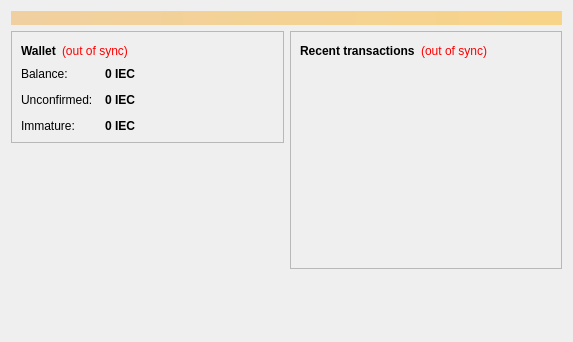
This is src/qt/forms/overviewpage.ui in bitspill/ieccoin as Qt 5 draws it before an edit. The edited form follows.
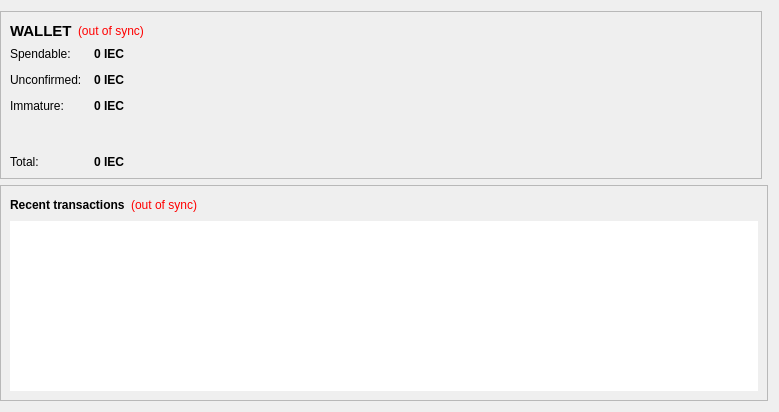
This is the edited form. Icons and pictures are not drawn.

Patch:
```diff
--- a/src/qt/forms/overviewpage.ui
+++ b/src/qt/forms/overviewpage.ui
@@ -6,36 +6,31 @@
    <rect>
     <x>0</x>
     <y>0</y>
-    <width>573</width>
-    <height>342</height>
+    <width>779</width>
+    <height>412</height>
    </rect>
   </property>
   <property name="windowTitle">
    <string>Form</string>
   </property>
-  <layout class="QVBoxLayout" name="topLayout">
-   <item>
-    <widget class="QLabel" name="labelAlerts">
-     <property name="visible">
-      <bool>false</bool>
-     </property>
-     <property name="styleSheet">
-      <string notr="true">background-color: qlineargradient(x1: 0, y1: 0, x2: 1, y2: 0, stop:0 #F0D0A0, stop:1 #F8D488); color:#000000;</string>
+  <layout class="QGridLayout" name="gridLayout">
+   <property name="leftMargin">
+    <number>0</number>
+   </property>
+   <item row="0" column="0">
+    <widget class="QFrame" name="walletContainer">
+     <property name="sizePolicy">
+      <sizepolicy hsizetype="Preferred" vsizetype="Maximum">
+       <horstretch>0</horstretch>
+       <verstretch>0</verstretch>
+      </sizepolicy>
      </property>
-     <property name="wordWrap">
-      <bool>true</bool>
+     <property name="maximumSize">
+      <size>
+       <width>16777215</width>
+       <height>220</height>
+      </size>
      </property>
-     <property name="margin">
-      <number>3</number>
-     </property>
-    </widget>
-   </item>
-   <item>
-    <layout class="QHBoxLayout" name="horizontalLayout" stretch="1,1">
-     <item>
-      <layout class="QVBoxLayout" name="verticalLayout_2">
-       <item>
-        <widget class="QFrame" name="frame">
          <property name="frameShape">
           <enum>QFrame::StyledPanel</enum>
          </property>
@@ -49,12 +44,16 @@
              <widget class="QLabel" name="label_5">
               <property name="font">
                <font>
+            <pointsize>11</pointsize>
                 <weight>75</weight>
                 <bold>true</bold>
                </font>
               </property>
+          <property name="styleSheet">
+           <string notr="true">background-color: transparent;QLabel { color: white; }</string>
+          </property>
               <property name="text">
-               <string>Wallet</string>
+           <string>WALLET</string>
               </property>
              </widget>
             </item>
@@ -64,7 +63,7 @@
                <string>The displayed information may be out of date. Your wallet automatically synchronizes with the IvugeoEvolutionCoin network after a connection is established, but this process has not completed yet.</string>
               </property>
               <property name="styleSheet">
-               <string notr="true">QLabel { color: red; }</string>
+           <string notr="true">QLabel { color: red;Background-color:transparent }</string>
               </property>
               <property name="text">
                <string notr="true">(out of sync)</string>
@@ -102,8 +101,11 @@
             </property>
             <item row="0" column="0">
              <widget class="QLabel" name="label">
+          <property name="styleSheet">
+           <string notr="true">background-color: transparent;</string>
+          </property>
               <property name="text">
-               <string>Balance:</string>
+           <string>Spendable:</string>
               </property>
              </widget>
             </item>
@@ -119,7 +121,10 @@
                <cursorShape>IBeamCursor</cursorShape>
               </property>
               <property name="toolTip">
-               <string>Your current balance</string>
+           <string>Your current spendable balance</string>
+          </property>
+          <property name="styleSheet">
+           <string notr="true"/>
               </property>
               <property name="text">
                <string notr="true">0 IEC</string>
@@ -129,14 +134,17 @@
               </property>
              </widget>
             </item>
-            <item row="1" column="0">
+        <item row="2" column="0">
              <widget class="QLabel" name="label_3">
+          <property name="styleSheet">
+           <string notr="true">background-color: transparent;</string>
+          </property>
               <property name="text">
                <string>Unconfirmed:</string>
               </property>
              </widget>
             </item>
-            <item row="1" column="1">
+        <item row="2" column="1">
              <widget class="QLabel" name="labelUnconfirmed">
               <property name="font">
                <font>
@@ -158,14 +166,17 @@
               </property>
              </widget>
             </item>
-            <item row="2" column="0">
+        <item row="3" column="0">
              <widget class="QLabel" name="labelImmatureText">
+          <property name="styleSheet">
+           <string notr="true">background-color: transparent;</string>
+          </property>
               <property name="text">
                <string>Immature:</string>
               </property>
              </widget>
             </item>
-            <item row="2" column="1">
+        <item row="3" column="1">
              <widget class="QLabel" name="labelImmature">
               <property name="font">
                <font>
@@ -184,12 +195,7 @@
               </property>
              </widget>
             </item>
-           </layout>
-          </item>
-         </layout>
-        </widget>
-       </item>
-       <item>
+        <item row="4" column="0">
         <spacer name="verticalSpacer">
          <property name="orientation">
           <enum>Qt::Vertical</enum>
@@ -202,31 +208,80 @@
          </property>
         </spacer>
        </item>
-     <item>
-      <widget class="QLabel" name="label_2">
-       <property name="autoFillBackground">
-        <bool>false</bool>
-       </property>
+        <item row="4" column="1">
+         <spacer name="verticalSpacer_2">
+          <property name="orientation">
+           <enum>Qt::Vertical</enum>
+          </property>
+          <property name="sizeHint" stdset="0">
+           <size>
+            <width>20</width>
+            <height>40</height>
+           </size>
+          </property>
+         </spacer>
+        </item>
+        <item row="5" column="0">
+         <widget class="QLabel" name="labelTotalText">
+          <property name="styleSheet">
+           <string notr="true">background-color: transparent;</string>
+          </property>
        <property name="text">
-        <string/>
-       </property>
-       <property name="pixmap">
-        <pixmap resource="../bitcoin.qrc">:/icons/mainlogo</pixmap>
-       </property>
-       <property name="scaledContents">
-        <bool>false</bool>
-       </property>
-       <property name="margin">
-        <number>0</number>
-       </property>
+           <string>Total:</string>
+          </property>
+         </widget>
+        </item>
+        <item row="5" column="1">
+         <widget class="QLabel" name="labelTotal">
+          <property name="font">
+           <font>
+            <weight>75</weight>
+            <bold>true</bold>
+           </font>
+          </property>
+          <property name="cursor">
+           <cursorShape>IBeamCursor</cursorShape>
+          </property>
+          <property name="toolTip">
+           <string>Your current total balance</string>
+          </property>
+          <property name="text">
+           <string notr="true">0 IEC</string>
+          </property>
+          <property name="textInteractionFlags">
+           <set>Qt::LinksAccessibleByMouse|Qt::TextSelectableByKeyboard|Qt::TextSelectableByMouse</set>
+          </property>
       </widget>
      </item>
       </layout>
      </item>
-     <item>
-      <layout class="QVBoxLayout" name="verticalLayout_3">
-       <item>
-        <widget class="QFrame" name="frame_2">
+     </layout>
+    </widget>
+   </item>
+   <item row="0" column="1">
+    <widget class="QFrame" name="hashTokenStatusContainer">
+     <property name="sizePolicy">
+      <sizepolicy hsizetype="Preferred" vsizetype="Fixed">
+       <horstretch>0</horstretch>
+       <verstretch>0</verstretch>
+      </sizepolicy>
+     </property>
+     <property name="maximumSize">
+      <size>
+       <width>16777215</width>
+       <height>220</height>
+      </size>
+     </property>
+     <property name="frameShape">
+      <enum>QFrame::StyledPanel</enum>
+     </property>
+     <property name="frameShadow">
+      <enum>QFrame::Raised</enum>
+     </property>
+    </widget>
+   </item>
+   <item row="1" column="0" colspan="2">
+    <widget class="QFrame" name="transactionContainer">
          <property name="frameShape">
           <enum>QFrame::StyledPanel</enum>
          </property>
@@ -238,6 +293,9 @@
            <layout class="QHBoxLayout" name="horizontalLayout_2">
             <item>
              <widget class="QLabel" name="label_4">
+          <property name="styleSheet">
+           <string notr="true">background-color: transparent;</string>
+          </property>
               <property name="text">
                <string>&lt;b&gt;Recent transactions&lt;/b&gt;</string>
               </property>
@@ -249,7 +307,7 @@
                <string>The displayed information may be out of date. Your wallet automatically synchronizes with the IvugeoEvolutionCoin network after a connection is established, but this process has not completed yet.</string>
               </property>
               <property name="styleSheet">
-               <string notr="true">QLabel { color: red; }</string>
+           <string notr="true">QLabel { color: red;Background-color:transparent }</string>
               </property>
               <property name="text">
                <string notr="true">(out of sync)</string>
@@ -276,15 +334,9 @@
           </item>
           <item>
            <widget class="QListView" name="listTransactions">
-            <property name="styleSheet">
-             <string notr="true">QListView { background: transparent; }</string>
-            </property>
             <property name="frameShape">
              <enum>QFrame::NoFrame</enum>
             </property>
-            <property name="verticalScrollBarPolicy">
-             <enum>Qt::ScrollBarAlwaysOff</enum>
-            </property>
             <property name="horizontalScrollBarPolicy">
              <enum>Qt::ScrollBarAlwaysOff</enum>
             </property>
@@ -295,23 +347,6 @@
           </item>
          </layout>
         </widget>
-       </item>
-       <item>
-        <spacer name="verticalSpacer_2">
-         <property name="orientation">
-          <enum>Qt::Vertical</enum>
-         </property>
-         <property name="sizeHint" stdset="0">
-          <size>
-           <width>20</width>
-           <height>40</height>
-          </size>
-         </property>
-        </spacer>
-       </item>
-      </layout>
-     </item>
-    </layout>
    </item>
   </layout>
  </widget>
```
Left out of the diff: 11 changed lines with no effect on the pictures. Lines whose indentation alone changed are shown as unchanged.
